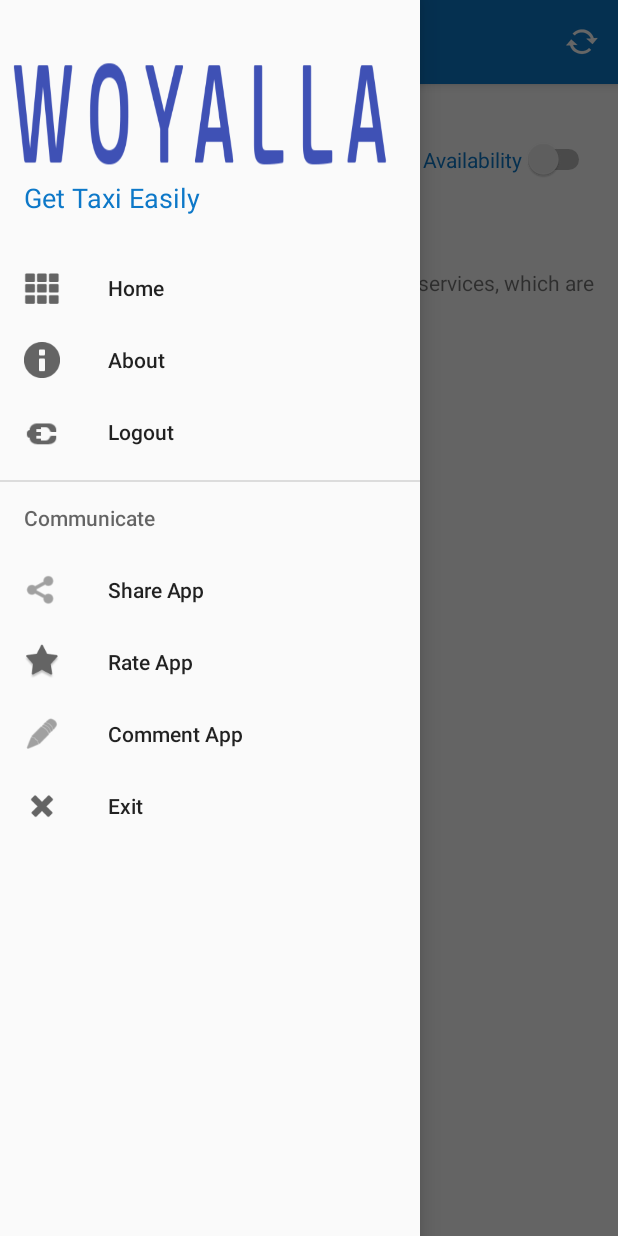
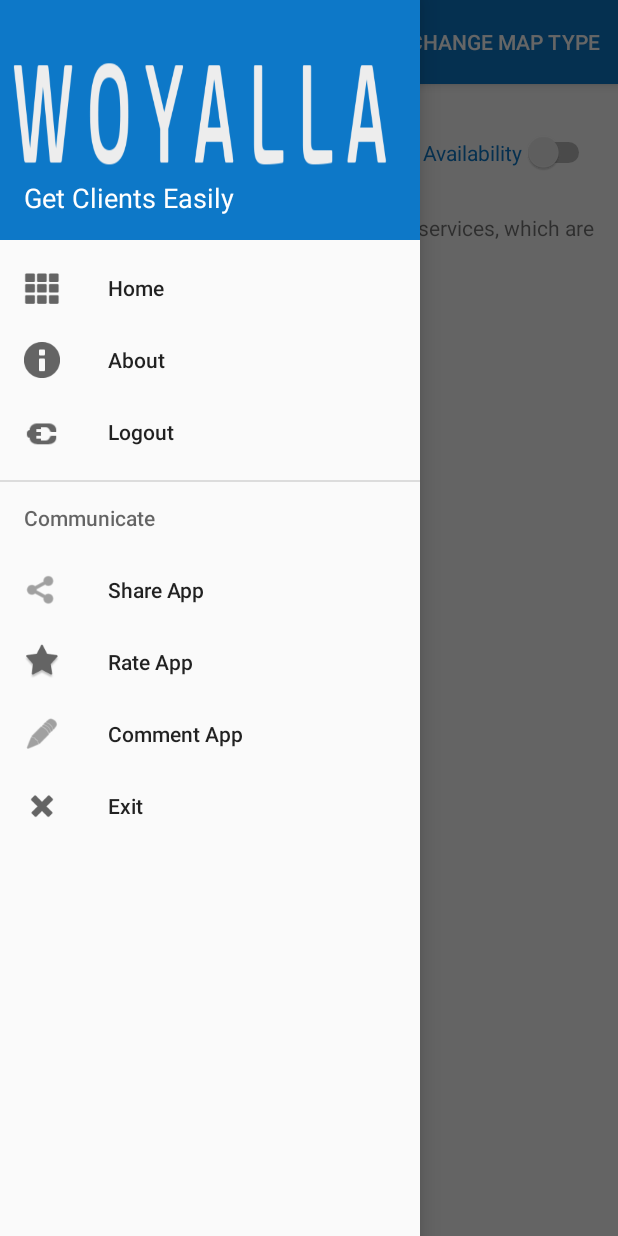
Before and after one commit to rogermule/WoyallaDriver, an Android app: the MainActivity screen opened directly, with no data from a screen before it, with the side drawer open, on a phone screen of 412 x 824 dp. Run offline under Robolectric (Android 15) with nearby library versions, the phone set to English and light mode, and no system bars.

Commit message:
finishing works
nav menu update, change map type on options menu

```diff
--- a/app/src/main/java/com/brainup/woyalladriver/Activities/MainActivity.java
+++ b/app/src/main/java/com/brainup/woyalladriver/Activities/MainActivity.java
@@ -19,7 +19,6 @@
 import android.view.View;
 import android.widget.Button;
 import android.widget.CompoundButton;
-import android.widget.ImageButton;
 import android.widget.Switch;
 import android.widget.TextView;
 import android.widget.Toast;
@@ -44,10 +43,11 @@
     private GoogleMap mMap; //map object
     private SupportMapFragment mapFragment; //fragment that holds the map object
     private Button showClient;   //button to show the client location
+//    private Button changeMapType;   //button to show the client location
     private Switch avaialbilitySwitch;    //toggle button to switch the drivers availability on or off
     private GPSTracker gps;
 
-    private ImageButton zoomIn, zoomOut,changeMapType;
+//    private ImageButton zoomIn, zoomOut;
     private TextView client_available;
     @Override
     protected void onCreate(Bundle savedInstanceState) {
@@ -79,10 +79,11 @@
         //initialize client available text view which tells if a client is available
         client_available = (TextView) findViewById(R.id.tv_notification);
 
-        //initialize the zoom in and zoom out buttons
+/*
+        //initialize the zoom in and zoom out buttons and change map type button
         zoomIn = (ImageButton) findViewById(R.id.ib_zoom_in);
         zoomOut = (ImageButton) findViewById(R.id.ib_zoom_out);
-        changeMapType = (ImageButton) findViewById(R.id.ib_change_map);
+        changeMapType = (Button) findViewById(R.id.btn_change_map);*/
 
         //initialize the gps tracker object
         gps  = new GPSTracker(this);
@@ -91,8 +92,8 @@
         initAvailabilitySwitch();
         handleAvailabilitySwitch();
         handleShowClientButton();
-        handleZoom();
-        handleMapTypeChange();
+//        handleZoom();
+//        handleMapTypeChange();
         handleClientAvailableTextView();
     }
 
@@ -109,9 +110,6 @@
 
     private void handleMapTypeChange() {
 
-        changeMapType.setOnClickListener(new View.OnClickListener() {
-            @Override
-            public void onClick(View v) {
             if(mMap != null) {
                 if (mMap.getMapType() == GoogleMap.MAP_TYPE_NORMAL) {
                     mMap.setMapType(GoogleMap.MAP_TYPE_SATELLITE);
@@ -122,11 +120,9 @@
             else{
                 Log.i("changemap","Map type is null");
             }
-            }
-        });
 
     }
-
+/*
     private void handleZoom() {
         zoomOut.setOnClickListener(new View.OnClickListener() {
             @Override
@@ -141,7 +137,7 @@
                 mMap.animateCamera(CameraUpdateFactory.zoomIn());
             }
         });
-    }
+    }*/
 
     private void checkGPS() {
         if(!gps.canGetLocation()){
@@ -270,18 +266,27 @@
         mMap.animateCamera(CameraUpdateFactory.zoomTo(25));
     }
 
-
+    /**
+     * get current location data from database
+     * @return double
+     */
     public double getLatitudeFromDb(){
         double latitude=  Double.parseDouble(WoyallaDriver.myDatabase.get_Value_At_Top(Database.Table_USER,Database.USER_FIELDS[2]));
         return  latitude;
     }
 
+    /**
+     * return current longitude from database
+     * @return
+     */
     public double getLongitudeFromDb(){
         double longitude=  Double.parseDouble(WoyallaDriver.myDatabase.get_Value_At_Top(Database.Table_USER,Database.USER_FIELDS[3]));
         return  longitude;
     }
 
-    //reload the client map & data
+    /**
+     * reload the map to clear previous clients and update location
+     */
     public void reload(){
         //remove all clients
         WoyallaDriver.myDatabase.Delete_All(Database.Table_CLIENT);
@@ -294,7 +299,6 @@
                 " \nThe map is also set to your current location.",Toast.LENGTH_LONG).show();
     }
 
-    //logout method
     public void logOut(){
         DialogInterface.OnClickListener dialogClickListener = new DialogInterface.OnClickListener() {
             @Override
@@ -321,9 +325,7 @@
                 .show();
     }
 
-
     //share app method
-
     public void shareApp(){
         String shareBody = "Get Free amharic dictionary  market://details?id=com.brainup.woyalladriver";
         Intent sharingIntent = new Intent(android.content.Intent.ACTION_SEND);
@@ -334,7 +336,6 @@
     }
 
     //rate the app method
-
     public void rateMyApp() {
         Uri uri = Uri.parse("market://details?id=com.brainup.woyalladriver");
         Intent goToMarket = new Intent(Intent.ACTION_VIEW, uri);
@@ -375,7 +376,10 @@
             reload();
             return true;
         }
-
+        if (id == R.id.menu_change_map_type) {
+            handleMapTypeChange();
+            return true;
+        }
         return super.onOptionsItemSelected(item);
     }
 
@@ -408,7 +412,6 @@
         return true;
     }
 
-
     @Override
     public void onMapReady(GoogleMap googleMap) {
         mMap = googleMap;
--- a/app/src/main/res/layout/content_main.xml
+++ b/app/src/main/res/layout/content_main.xml
@@ -5,7 +5,7 @@
     xmlns:map="http://schemas.android.com/apk/res-auto"
     android:layout_width="match_parent"
     android:layout_height="match_parent"
-    android:paddingTop="10dp"
+    android:paddingTop="5dp"
     app:layout_behavior="@string/appbar_scrolling_view_behavior"
     tools:context=".Activities.MainActivity"
     tools:showIn="@layout/app_bar_main">
@@ -69,30 +69,6 @@
 
         </FrameLayout>
 
-
-        <LinearLayout
-            android:layout_width="wrap_content"
-            android:layout_height="wrap_content"
-            android:orientation="horizontal"
-            android:layout_gravity="center">
-
-            <ImageButton
-                android:id="@+id/ib_change_map"
-                android:layout_width="wrap_content"
-                android:background="@android:drawable/ic_menu_zoom"
-                android:layout_height="wrap_content" />
-
-            <ImageButton
-                android:id="@+id/ib_zoom_in"
-                android:layout_width="wrap_content"
-                android:background="@android:drawable/ic_menu_zoom"
-                android:layout_height="wrap_content" />
-            <ImageButton
-                android:id="@+id/ib_zoom_out"
-                android:layout_width="wrap_content"
-                android:background="@android:drawable/ic_menu_zoom"
-                android:layout_height="wrap_content" />
-        </LinearLayout>
     <fragment
         android:id="@+id/map"
         android:name="com.google.android.gms.maps.SupportMapFragment"
--- a/app/src/main/res/layout/nav_header_main.xml
+++ b/app/src/main/res/layout/nav_header_main.xml
@@ -15,8 +15,8 @@
         android:layout_width="match_parent"
         android:layout_height="wrap_content"
         android:paddingTop="@dimen/nav_header_vertical_spacing"
-        android:text="Get Taxi Easily"
-        android:textColor="@color/colorPrimary"
+        android:text="@string/nav_sub_title"
+        android:textColor="@color/white"
         android:textSize="18dp"
         android:textAppearance="@style/TextAppearance.AppCompat.Body1" />
 
--- a/app/src/main/res/menu/main.xml
+++ b/app/src/main/res/menu/main.xml
@@ -6,5 +6,9 @@
         android:icon="@android:drawable/stat_notify_sync_noanim"
         android:title="@string/update_my_location"
         app:showAsAction="ifRoom" />
+    <item
+        android:id="@+id/menu_change_map_type"
+        android:title="@string/change_map_type"
+        app:showAsAction="ifRoom" />
 
 </menu>
--- a/app/src/main/res/values/strings.xml
+++ b/app/src/main/res/values/strings.xml
@@ -9,6 +9,7 @@
 
     <string name="action_settings">Settings</string>
     <string name="update_my_location">Update My Location</string>
+    <string name="nav_sub_title">Get Clients Easily</string>
     <string name="btn_login">Login</string>
     <string name="hint_name">Enter Name</string>
     <string name="hint_phone">Enter Phone Number</string>
@@ -17,7 +18,7 @@
     <string name="hint_plate_number">Enter Plate Number</string>
     <string name="call">Call to get Taxi</string>
     <string name="show_map">Show Client Location</string>
-    <string name="change_map_type">Change Type</string>
+    <string name="change_map_type">Change Map Type</string>
     <string name="comment">Send Comment</string>
 
     <string name="err_msg_name">Enter your full name here</string>
```
Also changed, not shown: app/src/main/res/drawable/nav_icon.png, app/src/main/res/drawable/nav_icon2.png (added), app/src/main/res/drawable/zoom_in.png (added), app/src/main/res/drawable/zoom_in_.jpg (added), app/src/main/res/drawable/zoom_in_out.png (added). Lines whose indentation alone changed are shown as unchanged.
